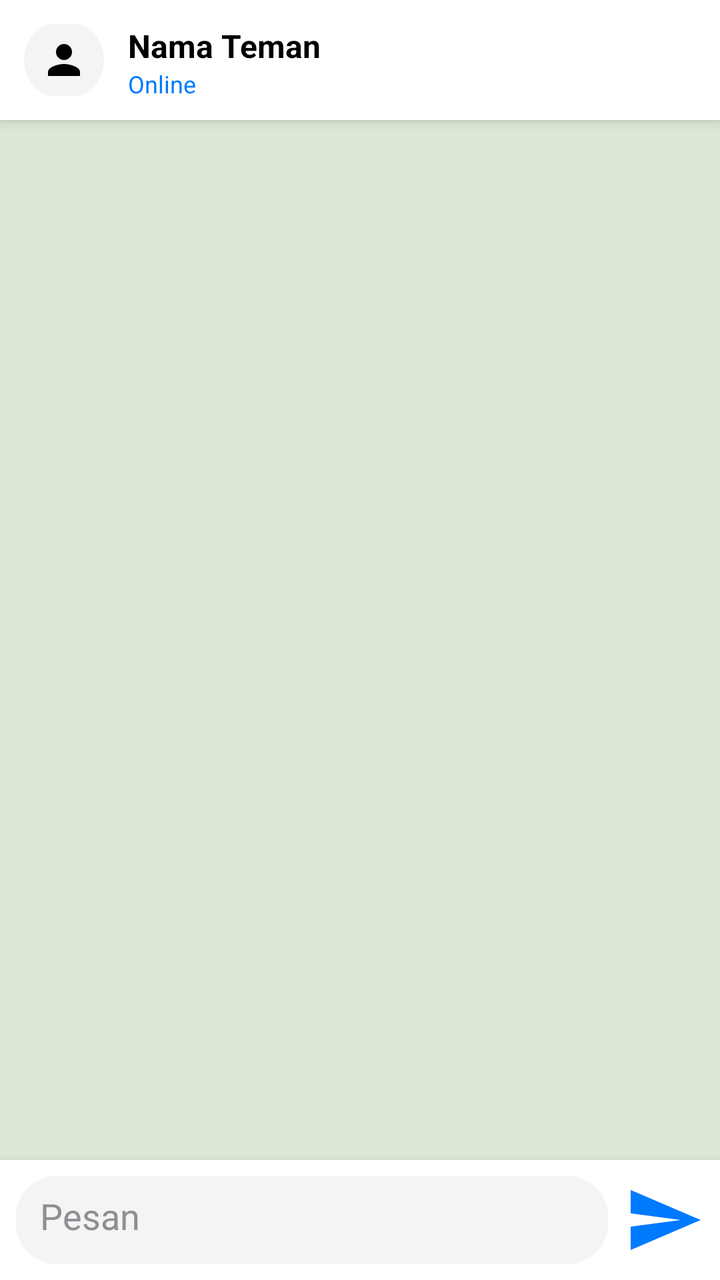
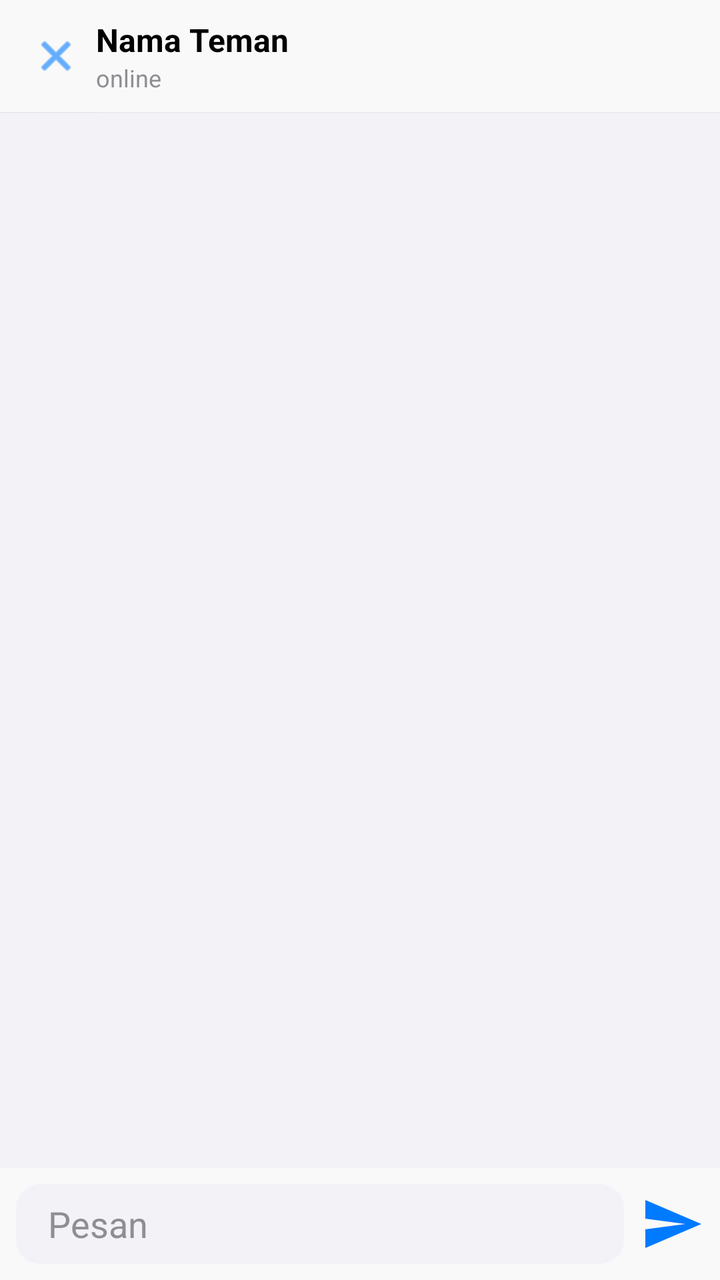

Before-and-after screenshots of an Android layout around one commit, followed by the original layout XML and the change that was made.
<!-- AndroidManifest.xml: application theme Theme.Material3.Light.NoActionBar -->
<!-- res/layout/activity_chat_room.xml -->
<?xml version="1.0" encoding="utf-8"?>
<androidx.constraintlayout.widget.ConstraintLayout xmlns:android="http://schemas.android.com/apk/res/android"
    xmlns:app="http://schemas.android.com/apk/res-auto"
    android:layout_width="match_parent" android:layout_height="match_parent"
    android:background="@drawable/bg_chat_telegram">

    
    <LinearLayout android:id="@+id/headerChat" android:layout_width="match_parent" android:layout_height="60dp"
        android:background="@color/tg_bg" android:elevation="4dp" android:orientation="horizontal"
        android:gravity="center_vertical" android:padding="12dp" app:layout_constraintTop_toTopOf="parent">
        
        <ImageView android:layout_width="40dp" android:layout_height="40dp"
            android:src="@drawable/ic_wa_profile" android:background="@drawable/bg_avatar_circle" android:padding="8dp" android:layout_marginEnd="12dp"/>
        
        <LinearLayout android:layout_width="0dp" android:layout_height="wrap_content" android:layout_weight="1" android:orientation="vertical">
            <TextView android:id="@+id/tvChatName" android:layout_width="wrap_content" android:layout_height="wrap_content"
                android:text="Nama Teman" android:textColor="@color/tg_text" android:textSize="16sp" android:textStyle="bold"/>
            <TextView android:id="@+id/tvChatStatus" android:layout_width="wrap_content" android:layout_height="wrap_content"
                android:text="Online" android:textColor="@color/tg_blue" android:textSize="12sp"/>
        </LinearLayout>
    </LinearLayout>

    
    <androidx.recyclerview.widget.RecyclerView android:id="@+id/rvMessages"
        android:layout_width="match_parent" android:layout_height="0dp" android:padding="8dp"
        app:layout_constraintTop_toBottomOf="@id/headerChat" app:layout_constraintBottom_toTopOf="@id/bottomInput" />

    
    <LinearLayout android:id="@+id/bottomInput" android:layout_width="match_parent" android:layout_height="60dp"
        android:background="@color/tg_bg" android:elevation="8dp" android:orientation="horizontal"
        android:gravity="center_vertical" android:padding="8dp" app:layout_constraintBottom_toBottomOf="parent">

        <EditText android:id="@+id/etMessage" android:layout_width="0dp" android:layout_height="wrap_content"
            android:layout_weight="1" android:hint="Pesan" android:textColorHint="@color/tg_text_gray"
            android:textColor="@color/tg_text" android:background="@drawable/bg_search_telegram" android:padding="12dp" />

        <ImageView android:id="@+id/btnSend" android:layout_width="40dp" android:layout_height="40dp"
            android:src="@drawable/ic_send_telegram" app:tint="@color/tg_blue" android:layout_marginStart="8dp"/>
    </LinearLayout>
</androidx.constraintlayout.widget.ConstraintLayout>
<!-- resources referenced by this layout -->
<resources>
  <color name="tg_bg">#FFFFFF</color>
  <color name="tg_blue">#007AFF</color>
  <color name="tg_text">#000000</color>
  <color name="tg_text_gray">#8E8E93</color>
  <!-- drawable bg_avatar_circle (drawable) -->
  <?xml version="1.0" encoding="utf-8"?>
  <shape xmlns:android="http://schemas.android.com/apk/res/android" android:shape="oval">
      <solid android:color="@color/tg_bg_gray" />
  </shape>
  <!-- drawable bg_chat_telegram (drawable) -->
  <?xml version="1.0" encoding="utf-8"?>
  <shape xmlns:android="http://schemas.android.com/apk/res/android">
      <solid android:color="@color/tg_chat_bg"/>
  </shape>
  <!-- drawable bg_search_telegram (drawable) -->
  <?xml version="1.0" encoding="utf-8"?>
  <shape xmlns:android="http://schemas.android.com/apk/res/android">
      <solid android:color="@color/tg_bg_gray" />
      <corners android:radius="20dp" />
  </shape>
  <!-- drawable ic_send_telegram (drawable) -->
  <vector xmlns:android="http://schemas.android.com/apk/res/android" android:width="24dp" android:height="24dp" android:viewportWidth="24" android:viewportHeight="24">
      <path android:fillColor="#007AFF" android:pathData="M2.01,21L23,12 2.01,3 2,10l15,2 -15,2z"/>
  </vector>
  <!-- drawable ic_wa_profile (drawable) -->
  <vector xmlns:android="http://schemas.android.com/apk/res/android" android:width="24dp" android:height="24dp" android:viewportWidth="24" android:viewportHeight="24">
      <path android:fillColor="#000000" android:pathData="M12,12c2.21,0 4,-1.79 4,-4s-1.79,-4 -4,-4 -4,1.79 -4,4 1.79,4 4,4zM12,14c-2.67,0 -8,1.34 -8,4v2h16v-2c0,-2.66 -5.33,-4 -8,-4z"/>
  </vector>
  <color name="tg_bg_gray">#F4F4F5</color>
  <color name="tg_chat_bg">#DCE8D5</color>
</resources>

<!-- the commit's change to res/layout/activity_chat_room.xml (unified diff, before → after) -->
@@ -2,21 +2,22 @@
 <androidx.constraintlayout.widget.ConstraintLayout xmlns:android="http://schemas.android.com/apk/res/android"
     xmlns:app="http://schemas.android.com/apk/res-auto"
     android:layout_width="match_parent" android:layout_height="match_parent"
-    android:background="@drawable/bg_chat_telegram">
+    android:background="#F2F2F7">
 
     
-    <LinearLayout android:id="@+id/headerChat" android:layout_width="match_parent" android:layout_height="60dp"
-        android:background="@color/tg_bg" android:elevation="4dp" android:orientation="horizontal"
-        android:gravity="center_vertical" android:padding="12dp" app:layout_constraintTop_toTopOf="parent">
+    <LinearLayout android:id="@+id/headerChat" android:layout_width="match_parent" android:layout_height="56dp"
+        android:background="#F9F9F9" android:elevation="0.5dp" android:orientation="horizontal"
+        android:gravity="center_vertical" android:paddingStart="8dp" android:paddingEnd="16dp"
+        app:layout_constraintTop_toTopOf="parent">
+
+        <ImageView android:id="@+id/btnBackChat" android:layout_width="24dp" android:layout_height="24dp"
+            android:src="@android:drawable/ic_menu_close_clear_cancel" app:tint="#007AFF" android:layout_marginStart="8dp"/>
         
-        <ImageView android:layout_width="40dp" android:layout_height="40dp"
-            android:src="@drawable/ic_wa_profile" android:background="@drawable/bg_avatar_circle" android:padding="8dp" android:layout_marginEnd="12dp"/>
-        
-        <LinearLayout android:layout_width="0dp" android:layout_height="wrap_content" android:layout_weight="1" android:orientation="vertical">
+        <LinearLayout android:layout_width="0dp" android:layout_height="wrap_content" android:layout_weight="1" android:orientation="vertical" android:layout_marginStart="8dp">
             <TextView android:id="@+id/tvChatName" android:layout_width="wrap_content" android:layout_height="wrap_content"
-                android:text="Nama Teman" android:textColor="@color/tg_text" android:textSize="16sp" android:textStyle="bold"/>
+                android:text="Nama Teman" android:textColor="#000000" android:textSize="16sp" android:textStyle="bold"/>
             <TextView android:id="@+id/tvChatStatus" android:layout_width="wrap_content" android:layout_height="wrap_content"
-                android:text="Online" android:textColor="@color/tg_blue" android:textSize="12sp"/>
+                android:text="online" android:textColor="#8E8E93" android:textSize="12sp"/>
         </LinearLayout>
     </LinearLayout>
 
@@ -26,15 +27,15 @@
         app:layout_constraintTop_toBottomOf="@id/headerChat" app:layout_constraintBottom_toTopOf="@id/bottomInput" />
 
     
-    <LinearLayout android:id="@+id/bottomInput" android:layout_width="match_parent" android:layout_height="60dp"
-        android:background="@color/tg_bg" android:elevation="8dp" android:orientation="horizontal"
+    <LinearLayout android:id="@+id/bottomInput" android:layout_width="match_parent" android:layout_height="wrap_content"
+        android:background="#F9F9F9" android:elevation="0.5dp" android:orientation="horizontal"
         android:gravity="center_vertical" android:padding="8dp" app:layout_constraintBottom_toBottomOf="parent">
 
-        <EditText android:id="@+id/etMessage" android:layout_width="0dp" android:layout_height="wrap_content"
-            android:layout_weight="1" android:hint="Pesan" android:textColorHint="@color/tg_text_gray"
-            android:textColor="@color/tg_text" android:background="@drawable/bg_search_telegram" android:padding="12dp" />
+        <EditText android:id="@+id/etMessage" android:layout_width="0dp" android:layout_height="40dp"
+            android:layout_weight="1" android:hint="Pesan" android:textColorHint="#8E8E93"
+            android:textColor="#000000" android:background="@drawable/bg_ios_input" android:paddingStart="16dp" android:paddingEnd="16dp" />
 
-        <ImageView android:id="@+id/btnSend" android:layout_width="40dp" android:layout_height="40dp"
-            android:src="@drawable/ic_send_telegram" app:tint="@color/tg_blue" android:layout_marginStart="8dp"/>
+        <ImageView android:id="@+id/btnSend" android:layout_width="32dp" android:layout_height="32dp"
+            android:src="@drawable/ic_send_telegram" app:tint="#007AFF" android:layout_marginStart="8dp"/>
     </LinearLayout>
 </androidx.constraintlayout.widget.ConstraintLayout>
<!-- resource entries referenced after the edit -->
@@ -1,34 +1,14 @@
 <!-- resources referenced by this layout -->
 <resources>
-  <color name="tg_bg">#FFFFFF</color>
-  <color name="tg_blue">#007AFF</color>
-  <color name="tg_text">#000000</color>
-  <color name="tg_text_gray">#8E8E93</color>
-  <!-- drawable bg_avatar_circle (drawable) -->
+  <!-- drawable bg_ios_input (drawable) -->
   <?xml version="1.0" encoding="utf-8"?>
-  <shape xmlns:android="http://schemas.android.com/apk/res/android" android:shape="oval">
-      <solid android:color="@color/tg_bg_gray" />
-  </shape>
-  <!-- drawable bg_chat_telegram (drawable) -->
-  <?xml version="1.0" encoding="utf-8"?>
-  <shape xmlns:android="http://schemas.android.com/apk/res/android">
-      <solid android:color="@color/tg_chat_bg"/>
-  </shape>
-  <!-- drawable bg_search_telegram (drawable) -->
-  <?xml version="1.0" encoding="utf-8"?>
-  <shape xmlns:android="http://schemas.android.com/apk/res/android">
-      <solid android:color="@color/tg_bg_gray" />
-      <corners android:radius="20dp" />
+  <shape xmlns:android="http://schemas.android.com/apk/res/android" android:shape="rectangle">
+      <solid android:color="#F2F2F7"/>
+      <corners android:radius="12dp"/>
   </shape>
   <!-- drawable ic_send_telegram (drawable) -->
   <vector xmlns:android="http://schemas.android.com/apk/res/android" android:width="24dp" android:height="24dp" android:viewportWidth="24" android:viewportHeight="24">
       <path android:fillColor="#007AFF" android:pathData="M2.01,21L23,12 2.01,3 2,10l15,2 -15,2z"/>
   </vector>
-  <!-- drawable ic_wa_profile (drawable) -->
-  <vector xmlns:android="http://schemas.android.com/apk/res/android" android:width="24dp" android:height="24dp" android:viewportWidth="24" android:viewportHeight="24">
-      <path android:fillColor="#000000" android:pathData="M12,12c2.21,0 4,-1.79 4,-4s-1.79,-4 -4,-4 -4,1.79 -4,4 1.79,4 4,4zM12,14c-2.67,0 -8,1.34 -8,4v2h16v-2c0,-2.66 -5.33,-4 -8,-4z"/>
-  </vector>
-  <color name="tg_bg_gray">#F4F4F5</color>
-  <color name="tg_chat_bg">#DCE8D5</color>
 </resources>
 
